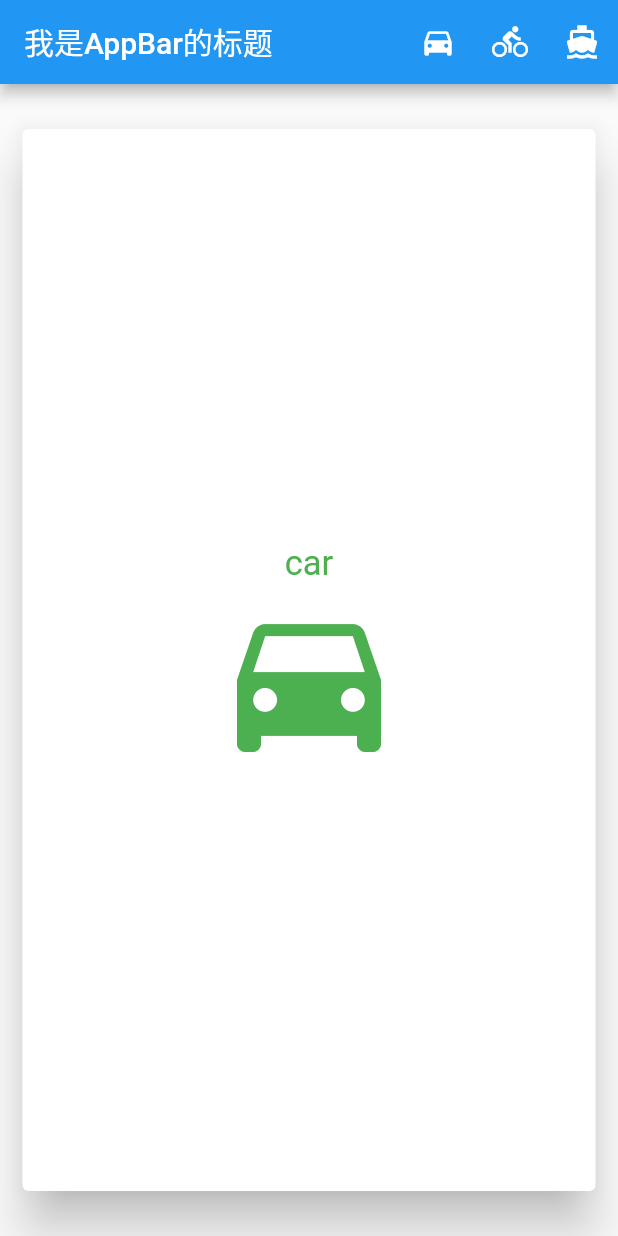
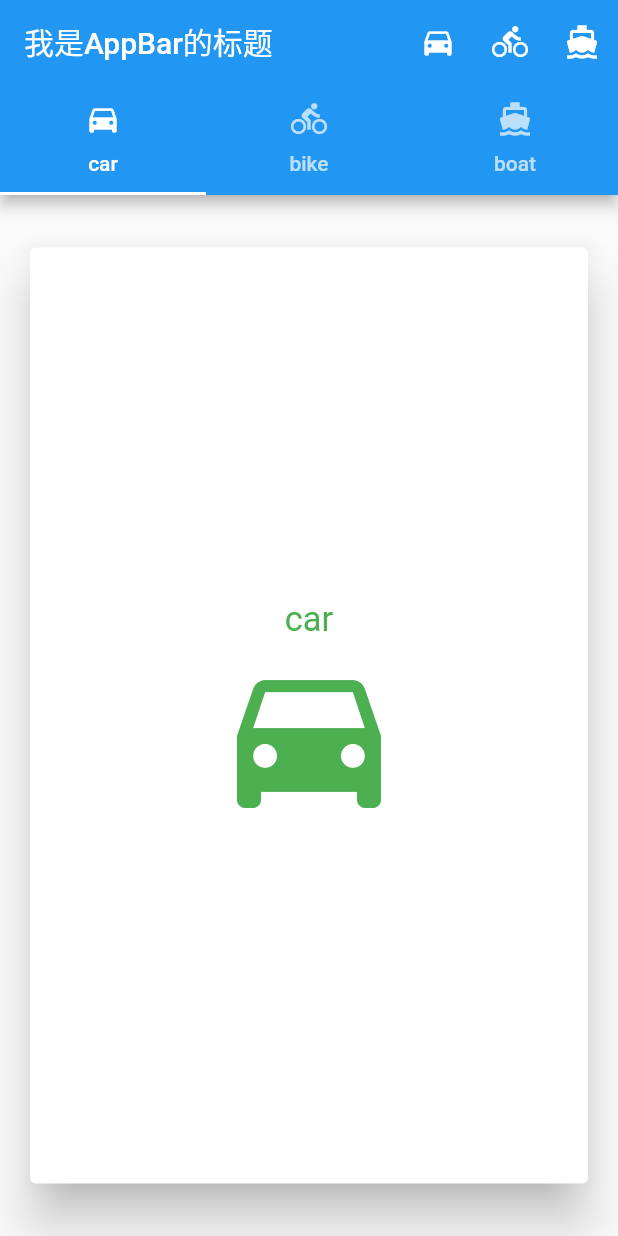
Before and after one commit to fazhongxu/hello, a Flutter app: the screen it shows after launch, on a phone screen of 412 x 824 dp. Run offline on Flutter 3.47's test engine with Material 2 defaults, Android fonts, the phone set to English and light mode, and no system bars.

Commit message:
实现顶部tab+卡片切换效果

```diff
--- a/flutter_module/lib/main.dart
+++ b/flutter_module/lib/main.dart
@@ -75,7 +75,88 @@ class MyApp extends ShareHomePage {
 
 }
 
-class _ShareHomeState extends State<ShareHomePage> {
+//region: 顶部AppBar带图标 页面顶部带tab的页面
+
+class _ShareHomeState extends State<ShareHomePage>
+    with TickerProviderStateMixin {
+  ShareData _shareData = datas[0];
+
+  TabController _tabController;
+
+  void _select(ShareData shareData) {
+    setState(() {
+      _shareData = shareData;
+    });
+  }
+
+  @override
+  void initState() {
+    super.initState();
+    _tabController = new TabController(length: datas.length, vsync: this);
+    _tabController.addListener(() {
+      setState(() {
+        _shareData = datas[_tabController.index];
+        print("------" + _shareData.toString());
+      });
+    });
+  }
+
+  @override
+  Widget build(BuildContext context) {
+    return new MaterialApp(
+      home: new DefaultTabController(
+        length: datas.length,
+        child: new Scaffold(
+            appBar: new AppBar(
+              title: new Expanded(
+                child: new Text("我是AppBar的标题"),
+                flex: 1,
+              ),
+              bottom: new TabBar(
+                tabs: datas
+                    .map((data) =>
+                        new Tab(text: data.title, icon: new Icon(data.icon)))
+                    .toList(),
+                controller: _tabController,
+                isScrollable: false,
+              ),
+              actions: [
+                new IconButton(
+                    icon: new Icon(
+                      Icons.directions_car,
+                      color: Colors.white,
+                    ),
+                    onPressed: () {
+                      _select(datas[0]);
+                    }),
+                new IconButton(
+                    icon: new Icon(Icons.directions_bike),
+                    onPressed: () {
+                      _select(datas[1]);
+                    }),
+                new IconButton(
+                    icon: new Icon(Icons.directions_boat),
+                    onPressed: () {
+                      _select(datas[2]);
+                    }),
+              ],
+            ),
+            //body: new ShareCardView(shareData: _shareData),
+            body: new TabBarView(
+                children: datas
+                    .map((data) => new Padding(
+                        padding: EdgeInsets.all(5),
+                        child: new ShareCardView(shareData: _shareData)))
+                    .toList())),
+      ),
+    );
+  }
+}
+//endregion
+
+//region: 顶部AppBar带图标
+
+/*class _ShareHomeState extends State<ShareHomePage> {
   ShareData _shareData = datas[0];
 
   void _select(ShareData shareData) {
@@ -118,7 +199,9 @@ class _ShareHomeState extends State<ShareHomePage> {
       ),
     );
   }
-}
+}*/
+
+//endregion
 
 class ShareHomePage extends StatefulWidget {
   @override
```
